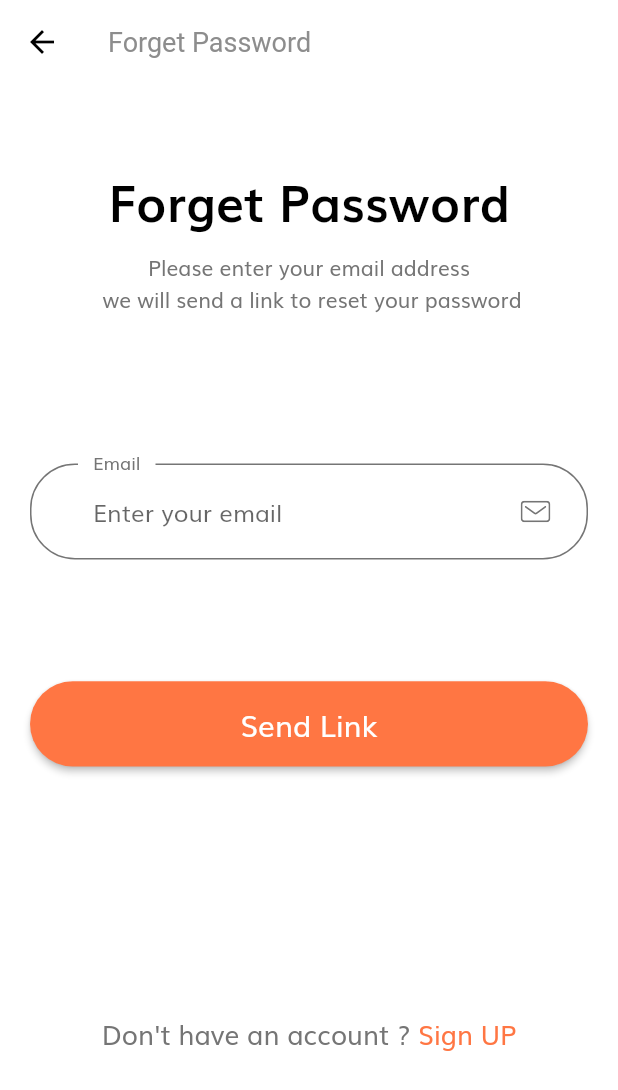
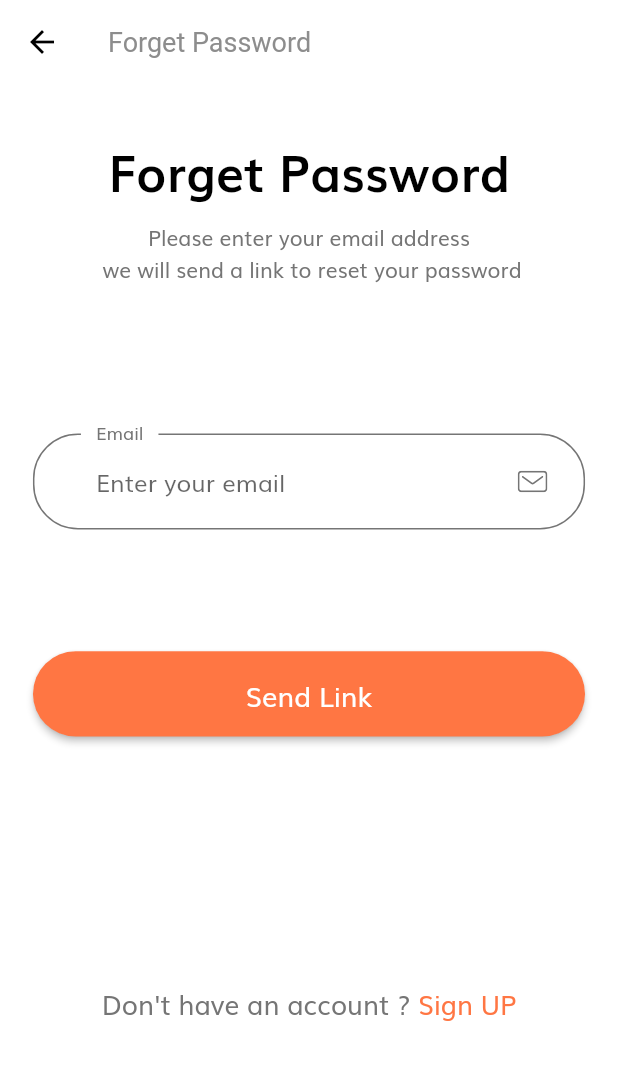
Before and after one commit to ritikjainx/E-Commerce-App, a Flutter app: the ForgetScreen screen opened by its route, on a phone screen of 412 x 824 dp. Shown: the top 1090 px of the screen. Run offline on Flutter 3.47's test engine with Material 2 defaults, Android fonts, the phone set to English and light mode, and no system bars; our stand-ins replace flutter_svg.

Commit message:
Ep2 done

```diff
--- a/lib/Screens/Forget_Screen/Body.dart
+++ b/lib/Screens/Forget_Screen/Body.dart
@@ -19,7 +19,7 @@ class _BodyState extends State<Body> {
   @override
   Widget build(BuildContext context) {
     return Padding(
-      padding: const EdgeInsets.all(20.0),
+      padding: EdgeInsets.symmetric(horizontal: getProportionateScreenWidth(20)),
       child: Column(
         children: [
           SizedBox(width: SizeConfig.screenWidth),
--- a/lib/components/DefaultButton.dart
+++ b/lib/components/DefaultButton.dart
@@ -19,7 +19,7 @@ class Defaultbutton extends StatelessWidget {
         onPressed: onpressed,
         child: Text(
           text,
-          style: TextStyle(color: Colors.white, fontSize: getProportionateScreenWidth(18)),
+          style: TextStyle(color: Colors.white, fontSize: getProportionateScreenHeight(18)),
         ),
       ),
     );
```
